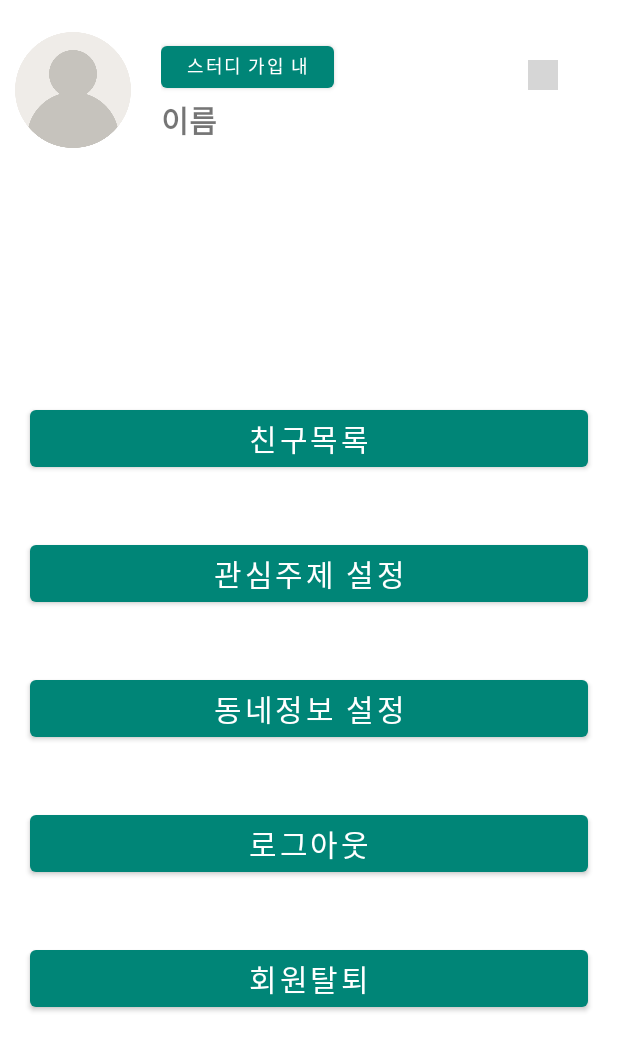
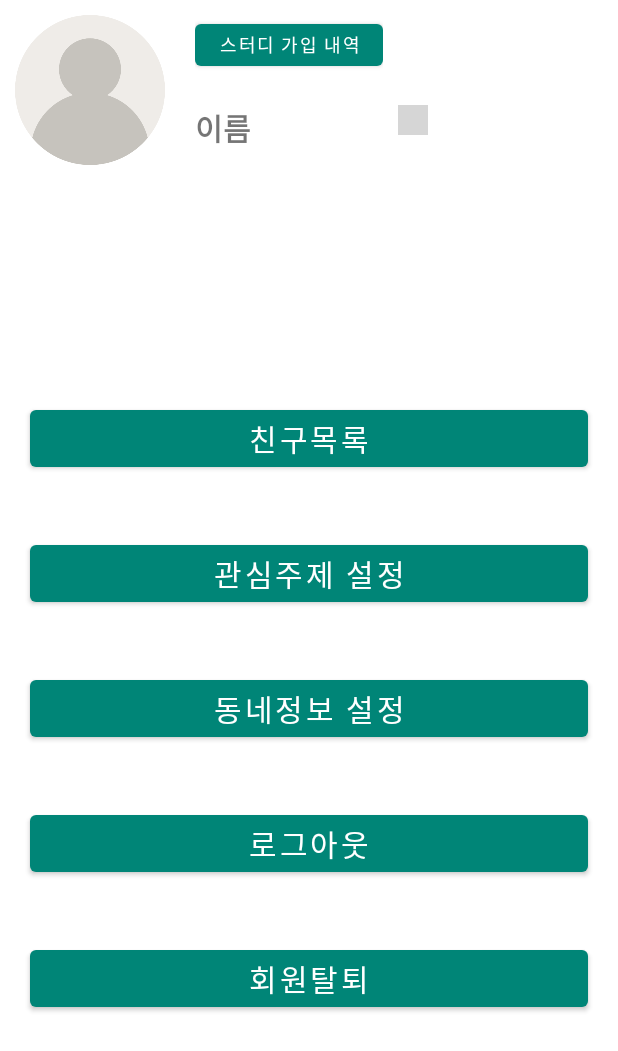
Before and after one commit to daisy6365/GraduatedProject, an Android app: the fragment MyPage shown on its own in the app's theme, on a phone screen of 412 x 824 dp. Shown: the top 1051 px of the screen. Run offline under Robolectric (Android 15) with nearby library versions, the phone set to English and light mode, and no system bars; libraries missing offline, so code that uses them is left out: com.kakao.kakaotalk, com.kakao.sdk; pictures from the network do not load; grey boxes are pictures that could not be loaded.

```diff
--- a/app/build.gradle
+++ b/app/build.gradle
@@ -120,8 +120,8 @@ dependencies {
     // Recycler View
     implementation "com.android.support:recyclerview-v7:$recyclerview_version"
     // Glide
-    implementation "com.github.bumptech.glide:glide:$glide_version"
-    annotationProcessor "com.github.bumptech.glide:compiler:$glide_version"
+    implementation 'com.github.bumptech.glide:glide:4.12.0'
+    annotationProcessor 'com.github.bumptech.glide:compiler:4.12.0'
     // fragment
     implementation "androidx.fragment:fragment-ktx:$fragment_version"
     // koin
--- a/app/src/main/java/com/example/graduatedproject/Model/Content.kt
+++ b/app/src/main/java/com/example/graduatedproject/Model/Content.kt
@@ -3,12 +3,12 @@ package com.example.graduatedproject.Model
 import com.google.gson.annotations.SerializedName
 
 
-class Content {
+class Content(
     //태그 (주제) ID
     @SerializedName("id")
-    var id: Int = 0
+    var id: Int = 0,
 
     //태그 (주제) 이름
     @SerializedName("name")
     var name: String = ""
-}
+)
--- a/app/src/main/res/layout/fragment_my_page.xml
+++ b/app/src/main/res/layout/fragment_my_page.xml
@@ -11,36 +11,40 @@
         android:id="@+id/linearLayout2"
         android:layout_width="match_parent"
         android:layout_height="wrap_content"
-        android:gravity="center_vertical"
         android:orientation="horizontal"
         tools:ignore="MissingConstraints">
 
+
         <ImageView
             android:id="@+id/my_page_profile"
-            android:layout_width="wrap_content"
+            android:layout_width="100dp"
             android:layout_height="100dp"
             android:layout_margin="10dp"
-            android:layout_weight="2"
+            android:layout_gravity="center_vertical"
             android:src="@drawable/profile_init" />
 
         <LinearLayout
-            android:layout_width="match_parent"
+            android:layout_width="wrap_content"
             android:layout_height="wrap_content"
-            android:layout_weight="1"
             android:orientation="vertical"
-            android:padding="10dp">
+            android:paddingRight="10dp"
+            android:paddingLeft="10dp"
+            >
 
             <Button
                 android:id="@+id/my_page_apply_btn"
-                android:layout_width="115dp"
+                android:layout_width="wrap_content"
                 android:layout_height="40dp"
                 android:text="스터디 가입 내역"
-                android:textSize="12dp" />
+                android:textSize="12dp"
+                android:layout_marginTop="10dp"
+                />
 
             <TextView
                 android:id="@+id/my_page_name"
                 android:layout_width="wrap_content"
                 android:layout_height="wrap_content"
+                android:layout_marginTop="20dp"
                 android:text="이름"
                 android:textSize="20dp"
                 android:textStyle="bold" />
@@ -50,11 +54,9 @@
             android:id="@+id/profile_modify_btn"
             android:layout_width="20dp"
             android:layout_height="20dp"
-            android:layout_gravity="top"
-            android:layout_marginTop="40dp"
-            android:layout_marginRight="40dp"
+            android:layout_gravity="center_vertical"
+            android:layout_marginTop="20dp"
             android:src="@drawable/preference" />
-
     </LinearLayout>
 
     <LinearLayout
```
Also changed, not shown: app/src/main/java/com/example/graduatedproject/Activity/LiketopicSearchActivity.kt (+33 -80 lines), app/src/main/java/com/example/graduatedproject/Adapter/SearchRecyclerAdapter.kt (+42 -16 lines), app/src/main/java/com/example/graduatedproject/Fragment/MyPage.kt (+33 -4 lines), app/src/main/res/layout/item_loading.xml (+10 -7 lines).
